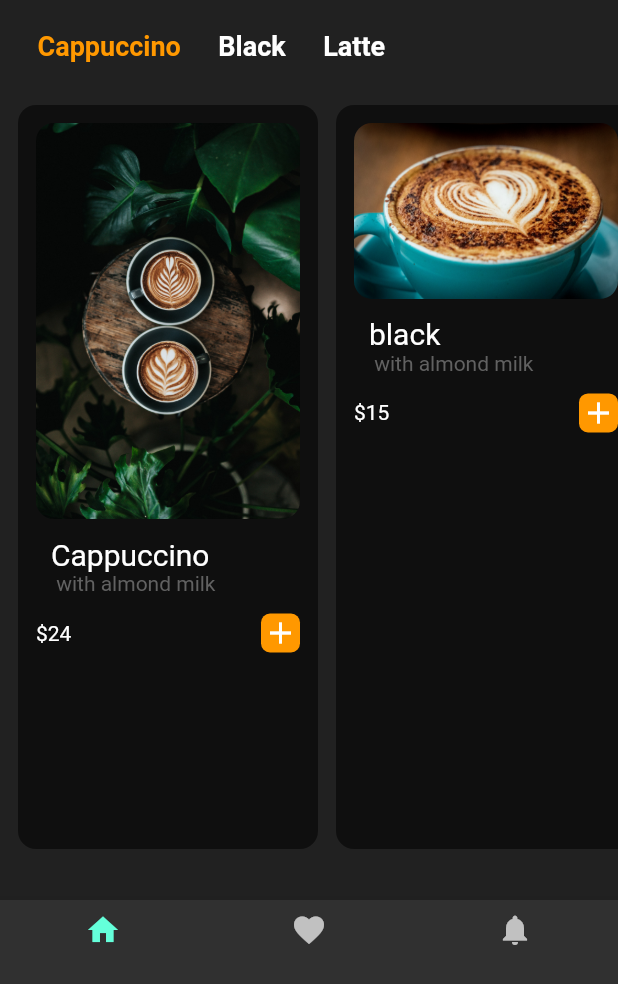
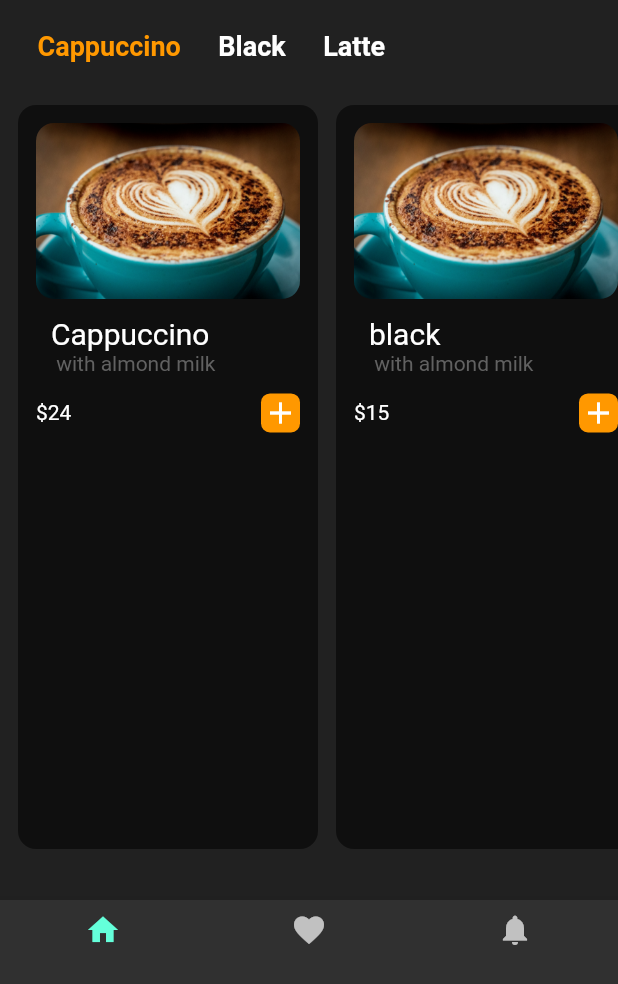
Before and after one commit to flutclass/flu_j1_Repo, a Flutter app: the screen it shows after launch, on a phone screen of 412 x 824 dp, the part 252-1236 px from its top. Run offline on Flutter 3.47's test engine with Material 2 defaults, Android fonts, the light colour scheme and no system bars; our stand-ins replace audioplayers, flutter_spinkit, font_awesome_flutter, geolocator, google_fonts, liquid_pull_to_refresh and 6 more.

Commit message:
fix pixel overflow

```diff
--- a/coffee_app/lib/home_page.dart
+++ b/coffee_app/lib/home_page.dart
@@ -27,6 +27,7 @@ class _HomePageState extends State<HomePage> {
   @override
   Widget build(BuildContext context) {
     return Scaffold(
+   resizeToAvoidBottomInset: false,
       backgroundColor: Colors.grey[900],
       appBar: AppBar(
         elevation: 0,
@@ -91,7 +92,7 @@ class _HomePageState extends State<HomePage> {
             scrollDirection: Axis.horizontal,
             children: [
               CoffeeTile(
-                  CoffeeImagePath:'assets/cuppochino.jpg',
+                  CoffeeImagePath:'assets/black.jpg',
                   CoffeeName:'Cappuccino',
                   CoffeePrice: '24',
               ),
```
